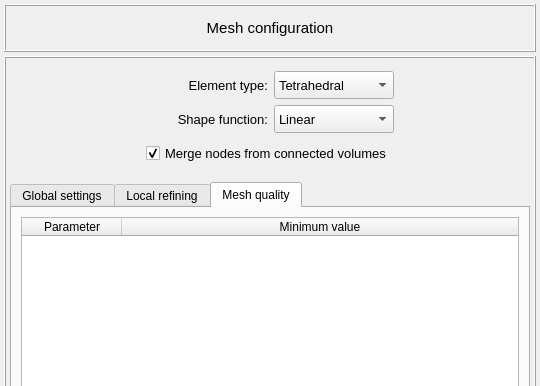
First picture: the form in vibra/interface/data/ui_files/mesh/mesher_setup.ui, repository MOPT-UFSC/VIBRA, before the edit; both pictures show x 0 to 540 and y 0 to 386 of the 540 by 560 pixel window.
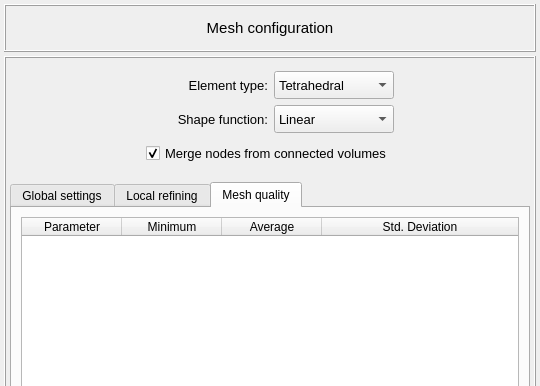
Second picture: the form after the edit. The open tabs and pages were chosen to show the change.

Patch:
```diff
--- a/vibra/interface/data/ui_files/mesh/mesher_setup.ui
+++ b/vibra/interface/data/ui_files/mesh/mesher_setup.ui
@@ -1343,6 +1343,9 @@
          </layout>
         </widget>
         <widget class="QWidget" name="tab_5">
+         <property name="enabled">
+          <bool>true</bool>
+         </property>
          <attribute name="title">
           <string>Mesh quality</string>
          </attribute>
@@ -1371,7 +1374,17 @@
             </column>
             <column>
              <property name="text">
-              <string>Minimum value</string>
+              <string>Minimum</string>
+             </property>
+            </column>
+            <column>
+             <property name="text">
+              <string>Average</string>
+             </property>
+            </column>
+            <column>
+             <property name="text">
+              <string>Std. Deviation</string>
              </property>
             </column>
            </widget>
```
